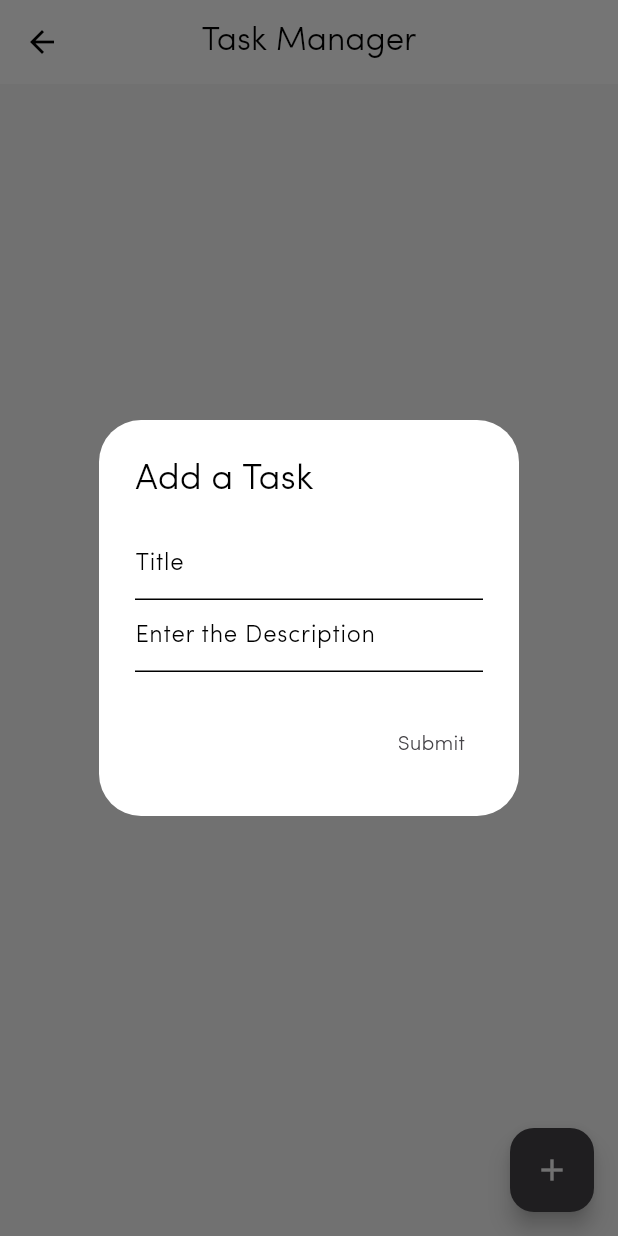
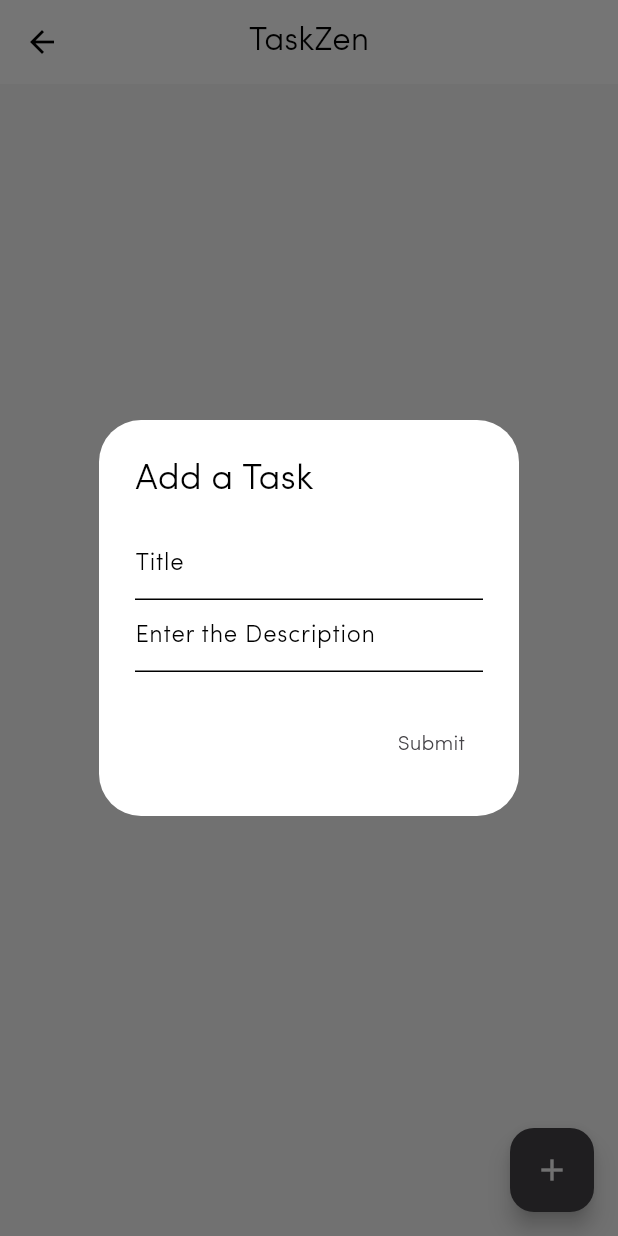
Before and after one commit to Raj217/FFE_Demo, a Flutter app: the Homepage screen opened by its route, after a tap on the "add" icon, on a phone screen of 412 x 824 dp. Run offline on Flutter 3.47's test engine with Material 3 defaults, Android fonts, the phone set to English and light mode, and no system bars; our stand-ins replace dio, flutter_dotenv, freezed_annotation, gap, rive, shared_preferences; accounts and stored records are empty; network calls fail.

Commit message:
app name and icon

```diff
--- a/lib/main.dart
+++ b/lib/main.dart
@@ -1,4 +1,3 @@
-import 'package:ffe_demo_app/pages/home/homepage.dart';
 import 'package:ffe_demo_app/pages/pages.dart';
 import 'package:flutter/material.dart';
 import 'package:provider/provider.dart';
@@ -25,6 +24,7 @@ class FFEDemoApp extends StatelessWidget {
         ),
       ],
       child: MaterialApp(
+        debugShowCheckedModeBanner: false,
         theme: lightTheme,
         routes: {
           SplashScreen.route: (BuildContext context) => const SplashScreen(),
--- a/lib/pages/home/homepage.dart
+++ b/lib/pages/home/homepage.dart
@@ -1,4 +1,3 @@
-import 'package:ffe_demo_app/controllers/task/task_controller.dart';
 import 'package:ffe_demo_app/models/task/task.dart';
 import 'package:ffe_demo_app/pages/home/widgets/appbar.dart';
 import 'package:ffe_demo_app/pages/home/widgets/create_overlay.dart';
--- a/lib/pages/home/widgets/appbar.dart
+++ b/lib/pages/home/widgets/appbar.dart
@@ -7,7 +7,7 @@ class CustomAppBar extends StatelessWidget implements PreferredSizeWidget {
   Widget build(BuildContext context) {
     return AppBar(
       centerTitle: true,
-      title: Text("Task Manager"),
+      title: Text("TaskZen"),
     );
   }
 
--- a/lib/pages/splash/splash_screen.dart
+++ b/lib/pages/splash/splash_screen.dart
@@ -21,6 +21,7 @@ class _SplashScreenState extends State<SplashScreen> {
     bool isLoggedIn =
         await Provider.of<AuthProvider>(context, listen: false).loginSilently();
 
+    Future.delayed(Duration(seconds: 5), () {
       if (isLoggedIn) {
         if (mounted) {
           Navigator.pushNamedAndRemoveUntil(
@@ -38,6 +39,7 @@ class _SplashScreenState extends State<SplashScreen> {
           );
         }
       }
+    });
   }
 
   @override
```
Also changed, not shown: assets/images/appstore.png (added), assets/images/playstore.png (added), pubspec.lock, 20 other files. Lines whose indentation alone changed are shown as unchanged.
